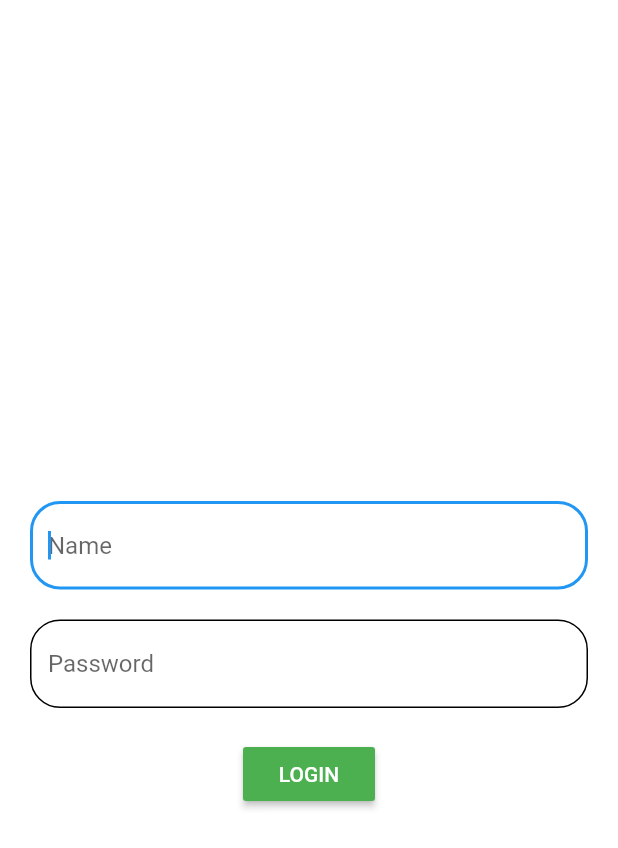
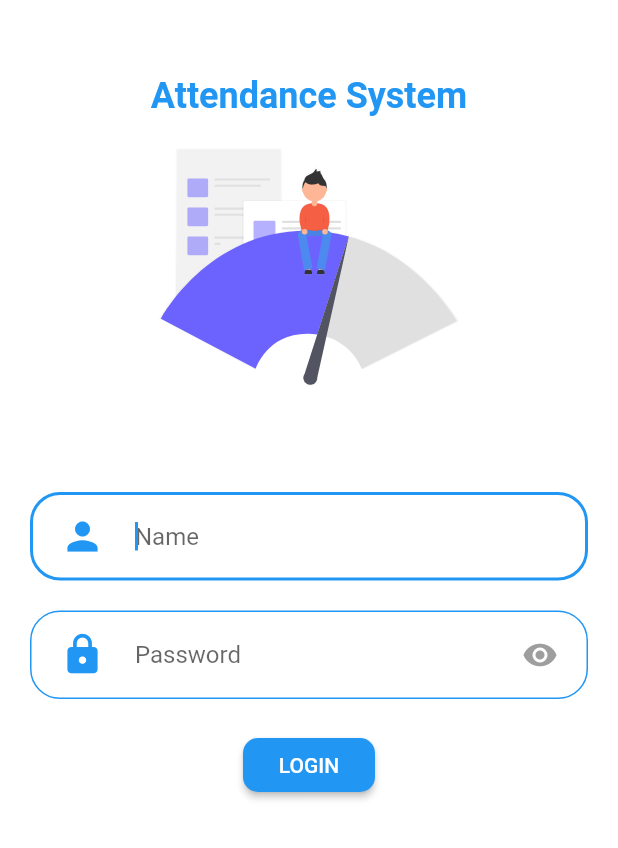
Before and after one commit to AabhashRai13/attendance_with_face_recognition, a Flutter app: the screen it shows after launch, on a phone screen of 412 x 824 dp. Shown: the top 848 px of the screen. Run offline on Flutter 3.47's test engine with Material 2 defaults, Android fonts, the light colour scheme and no system bars; our stand-ins replace dio, flutter_image_compress, flutter_svg, get, image_picker, modal_progress_hud and 1 more; missing offline and left inert: flutter_archive; accounts and stored records are empty.

Commit message:
Login Page Updated

```diff
--- a/lib/app/modules/home/views/login.dart
+++ b/lib/app/modules/home/views/login.dart
@@ -1,7 +1,9 @@
 import 'dart:convert';
 
 import 'package:attendance_project/app/modules/home/views/home_view.dart';
+import 'package:flutter/cupertino.dart';
 import 'package:flutter/material.dart';
+import 'package:flutter_svg/svg.dart';
 import 'package:http/http.dart' as http;
 import 'package:modal_progress_hud/modal_progress_hud.dart';
 import 'package:shared_preferences/shared_preferences.dart';
@@ -20,6 +22,7 @@ class _LoginPageState extends State<LoginPage> {
   bool validate = false;
   String name1, password1;
   var _response;
+  bool isPasswordVisible = true;
 
   alertbox(String message) {
     return showDialog(
@@ -55,11 +58,11 @@ class _LoginPageState extends State<LoginPage> {
             Theme.of(context).primaryColor.withOpacity(0.5),
           ),
         ),
-        child: Padding(
-          padding: const EdgeInsets.only(left: 20.0, right: 20.0),
-          child: Form(
-            key: _key,
-            child: Center(
+        child: SafeArea(
+          child: Padding(
+            padding: const EdgeInsets.only(left: 20.0, right: 20.0),
+            child: Form(
+              key: _key,
               child: SingleChildScrollView(
                 child: Column(
                   mainAxisAlignment: MainAxisAlignment.center,
@@ -67,14 +70,34 @@ class _LoginPageState extends State<LoginPage> {
                     SizedBox(
                       height: 50.0,
                     ),
+                    Text("Attendance System", style: TextStyle(
+                      fontSize: 24, fontWeight: FontWeight.bold,color: Colors.blue
+                    ),),
+                    Container(
+                      height: 200,
+                      width: 200,
+                      child: SvgPicture.asset("assets/loading.svg",
+                      ),
+                    ),
+                    SizedBox(height: 50,),
                     TextFormField(
                       autofocus: true,
                       controller: name2,
                       decoration: InputDecoration(
+                          prefixIcon: Padding(
+                            padding: const EdgeInsets.symmetric(horizontal: 20.0),
+                            child: Icon(
+                              Icons.person,
+                              size: 30,
+                              color: Colors.blue,
+                            ),
+                          ),
                           border: OutlineInputBorder(
+                            borderSide: BorderSide(color: Colors.blue),
                             borderRadius: BorderRadius.circular(20.0),
                           ),
                           enabledBorder: OutlineInputBorder(
+                            borderSide: BorderSide(color: Colors.blue),
                             borderRadius: BorderRadius.circular(20.0),
                           ),
                           errorBorder: OutlineInputBorder(
@@ -97,11 +120,41 @@ class _LoginPageState extends State<LoginPage> {
                     TextFormField(
                       autofocus: true,
                       controller: password2,
+                      obscureText: isPasswordVisible,
                       decoration: InputDecoration(
+                          prefixIcon: Padding(
+                            padding: const EdgeInsets.symmetric(horizontal: 20.0),
+                            child: Icon(
+                              Icons.lock,
+                              size: 30,
+                              color: Colors.blue,
+                            ),
+                          ),
+                        suffixIcon: Padding(
+                          padding: EdgeInsets.symmetric(horizontal: 8.0),
+                          child: IconButton(
+                            splashColor: Colors.transparent,
+                            highlightColor: Colors.transparent,
+                            onPressed: (){
+                              setState(() {
+                                isPasswordVisible=!isPasswordVisible;
+
+                              });
+                            },
+                            icon: Icon(
+                              isPasswordVisible ? Icons.visibility : Icons.visibility_off,
+                              color: Colors.grey,
+                            ),
+                          ),
+                        ),
                           border: OutlineInputBorder(
+                            borderSide: BorderSide(color: Colors.blue),
+
                             borderRadius: BorderRadius.circular(20.0),
                           ),
                           enabledBorder: OutlineInputBorder(
+                            borderSide: BorderSide(color: Colors.blue),
+
                             borderRadius: BorderRadius.circular(20.0),
                           ),
                           hintText: "Password"),
@@ -121,7 +174,8 @@ class _LoginPageState extends State<LoginPage> {
 
                     // ignore: deprecated_member_use
                     RaisedButton(
-                        color: Colors.green,
+                        color: Colors.blue,
+                        shape: RoundedRectangleBorder(borderRadius: BorderRadius.circular(10.0)),
                         child: showLoading
                             ? Center(
                                 child: CircularProgressIndicator(),
@@ -184,7 +238,7 @@ class _LoginPageState extends State<LoginPage> {
                           setState(() {
                             showLoading = false;
                           });
-                        })
+                        }),
                   ],
                 ),
               ),
--- a/pubspec.yaml
+++ b/pubspec.yaml
@@ -40,6 +40,7 @@ dependencies:
   shared_preferences: ^2.0.6
   flutter_archive: ^4.0.1
   dio: ^ 3.0.10
+  flutter_svg:
 
 dev_dependencies:
   flutter_test:
@@ -56,9 +57,8 @@ flutter:
   uses-material-design: true
 
   # To add assets to your application, add an assets section, like this:
-  # assets:
-  #   - images/a_dot_burr.jpeg
-  #   - images/a_dot_ham.jpeg
+  assets:
+    - assets/loading.svg
 
   # An image asset can refer to one or more resolution-specific "variants", see
   # https://flutter.dev/assets-and-images/#resolution-aware.
```
Also changed, not shown: assets/loading.svg (added), pubspec.lock.
